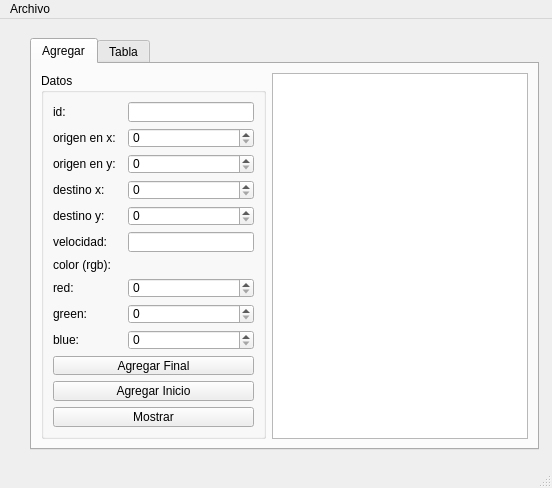
EmmanuelPaniagua/Act-13, file mainwindow.ui: the form before one commit.
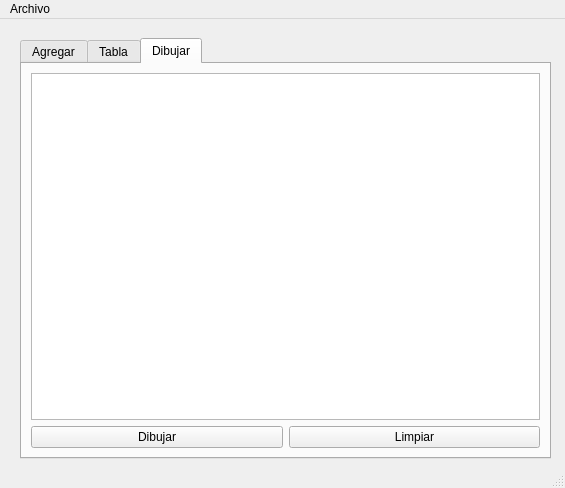
The form after the commit. The open tabs and pages were chosen to show the change.

Commit message: Modifique la interfaz, añadi el tab dibujar

What changed in the file:
```diff
--- a/mainwindow.ui
+++ b/mainwindow.ui
@@ -6,7 +6,7 @@
    <rect>
     <x>0</x>
     <y>0</y>
-    <width>552</width>
+    <width>565</width>
     <height>488</height>
    </rect>
   </property>
@@ -17,10 +17,10 @@
    <widget class="QTabWidget" name="tabWidget">
     <property name="geometry">
      <rect>
-      <x>30</x>
+      <x>20</x>
       <y>19</y>
-      <width>509</width>
-      <height>412</height>
+      <width>531</width>
+      <height>421</height>
      </rect>
     </property>
     <property name="currentIndex">
@@ -222,6 +222,30 @@
       </item>
      </layout>
     </widget>
+    <widget class="QWidget" name="tab_5">
+     <attribute name="title">
+      <string>Dibujar</string>
+     </attribute>
+     <layout class="QGridLayout" name="gridLayout_4">
+      <item row="0" column="0" colspan="2">
+       <widget class="QGraphicsView" name="graphicsView"/>
+      </item>
+      <item row="1" column="0">
+       <widget class="QPushButton" name="dibujar">
+        <property name="text">
+         <string>Dibujar</string>
+        </property>
+       </widget>
+      </item>
+      <item row="1" column="1">
+       <widget class="QPushButton" name="limpiar">
+        <property name="text">
+         <string>Limpiar</string>
+        </property>
+       </widget>
+      </item>
+     </layout>
+    </widget>
    </widget>
   </widget>
   <widget class="QMenuBar" name="menubar">
@@ -229,7 +253,7 @@
     <rect>
      <x>0</x>
      <y>0</y>
-     <width>552</width>
+     <width>565</width>
      <height>21</height>
     </rect>
    </property>
```
Left out of the diff: 2 changed lines with no effect on the pictures.
